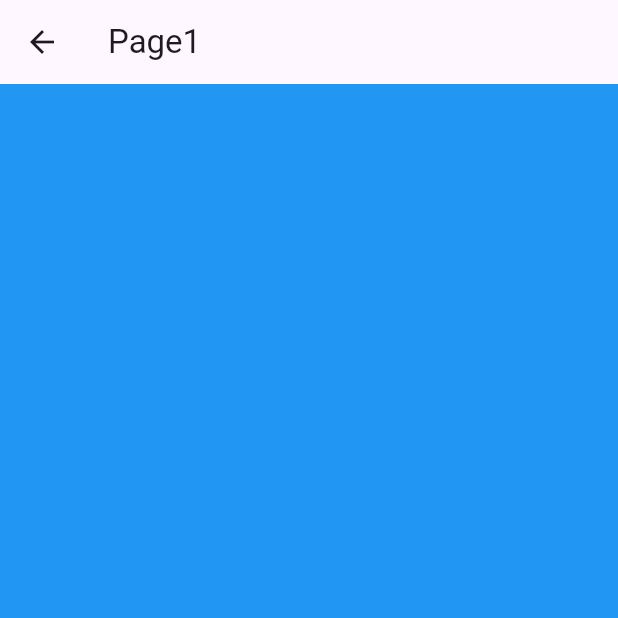
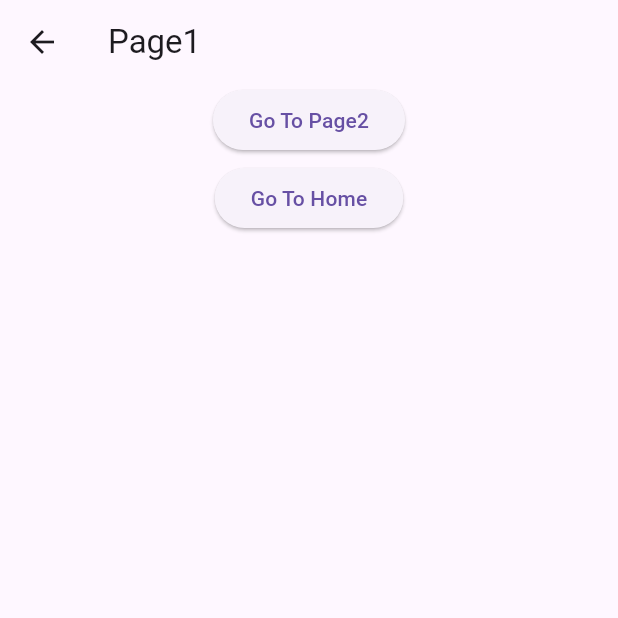
Before and after one commit to isshort/flutter_learn, a Flutter app: the Page1 screen opened directly, on a phone screen of 412 x 824 dp, the top half of it. Run offline on Flutter 3.47's test engine with Material 2 defaults, Android fonts, the phone set to English and light mode, and no system bars; our stand-ins replace equatable, flutter_bloc, get_it, go_router, graphql_flutter; generated files the repository leaves out were written again.

Commit message:
go router

```diff
--- /dev/null
+++ b/lib/go_router/go_app.dart
@@ -0,0 +1,16 @@
+import 'package:flutter/material.dart';
+import 'package:flutter_learn/go_router/router.dart';
+
+class GoApp extends StatelessWidget {
+  const GoApp({super.key});
+
+  @override
+  Widget build(BuildContext context) {
+    return MaterialApp.router(
+      routeInformationParser: customRouter.routeInformationParser,
+      routerDelegate: customRouter.routerDelegate,
+      title: "Go Router Example",
+      theme: ThemeData(useMaterial3: true),
+    );
+  }
+}
--- /dev/null
+++ b/lib/go_router/router.dart
@@ -0,0 +1,27 @@
+import 'package:flutter/material.dart';
+import 'package:go_router/go_router.dart';
+
+import '../src/feature/home/home.dart';
+import '../src/feature/page_view/widgets/page1.dart';
+import '../src/feature/page_view/widgets/page2.dart';
+
+final GoRouter customRouter = GoRouter(routes: <GoRoute>[
+  GoRoute(
+    path: '/',
+    builder: (BuildContext context, GoRouterState state) {
+      return const HomePage();
+    },
+  ),
+  GoRoute(
+    path: '/page1',
+    builder: (BuildContext context, GoRouterState state) {
+      return const Page1();
+    },
+  ),
+  GoRoute(
+    path: '/page2',
+    builder: (BuildContext context, GoRouterState state) {
+      return const Page2();
+    },
+  ),
+]);
--- a/lib/main.dart
+++ b/lib/main.dart
@@ -1,4 +1,5 @@
 import 'package:flutter/material.dart';
+import 'package:flutter_learn/go_router/go_app.dart';
 import 'package:flutter_learn/src/core/locator/service_locator.dart';
 
 import 'src/app/app.dart';
@@ -9,5 +10,6 @@ Future<void> main() async {
   await setup();
   final settingsController = SettingsController(SettingsService());
   await settingsController.loadSettings();
-  runApp(MyApp(settingsController: settingsController));
+  // runApp(MyApp(settingsController: settingsController));
+  runApp(const GoApp());
 }
--- a/lib/src/feature/home/home.dart
+++ b/lib/src/feature/home/home.dart
@@ -1,6 +1,7 @@
 import 'package:flutter/material.dart';
 
 import 'package:flutter_learn/src/feature/password_cubit/password.dart';
+import 'package:go_router/go_router.dart';
 
 class HomePage extends StatelessWidget {
   const HomePage({super.key});
@@ -12,6 +13,11 @@ class HomePage extends StatelessWidget {
       body: Padding(
         padding: const EdgeInsets.all(8.0),
         child: Column(children: [
+          ElevatedButton(
+              onPressed: () {
+                context.go('/page1');
+              },
+              child: const Text("Go to Page1")),
           // const PasswordWithCubitField(),
           // const InputChip(label: Text('Input 1'), avatar: Icon(Icons.remove)),
           // ChoiceChip(label: Text('some other'), selected: true),
--- a/lib/src/feature/page_view/widgets/page1.dart
+++ b/lib/src/feature/page_view/widgets/page1.dart
@@ -1,4 +1,5 @@
 import 'package:flutter/material.dart';
+import 'package:go_router/go_router.dart';
 
 class Page1 extends StatelessWidget {
   const Page1({super.key});
@@ -10,8 +11,27 @@ class Page1 extends StatelessWidget {
         primary: true,
         title: const Text('Page1'),
       ),
-      body: Container(
-        color: Colors.blue,
+      body: Column(
+        children: [
+          Container(
+            color: Colors.blue,
+          ),
+          ElevatedButton(
+            onPressed: () {
+              context.go('/page2');
+            },
+            child: const Text("Go To Page2"),
+          ),
+          const SizedBox(
+            height: 4,
+          ),
+          ElevatedButton(
+            onPressed: () {
+              context.go('/');
+            },
+            child: const Text("Go To Home"),
+          ),
+        ],
       ),
     );
   }
--- a/pubspec.yaml
+++ b/pubspec.yaml
@@ -18,6 +18,7 @@ dependencies:
   flutter_localizations:
     sdk: flutter
   get_it: ^7.2.0
+  go_router: ^3.1.1
   graphql_flutter: ^5.1.0
 
 dev_dependencies:
```
Also changed, not shown: lib/src/feature/page_view/widgets/page2.dart (+12 -2 lines), pubspec.lock.
